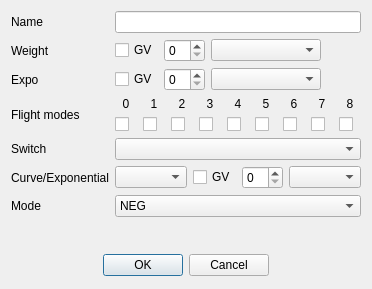
Old version of the form src/expodialog.ui in the repository roberto1903/companion9x.
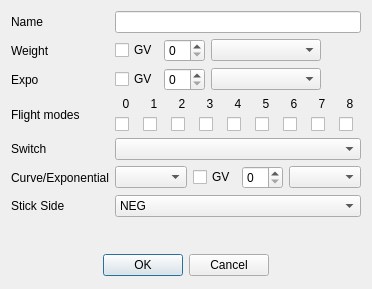
New version of the form. Icons and pictures are not drawn.

Diff of the .ui file:
```diff
--- a/src/expodialog.ui
+++ b/src/expodialog.ui
@@ -346,7 +346,7 @@
    <item row="6" column="0">
     <widget class="QLabel" name="label_9">
      <property name="text">
-      <string>Mode</string>
+      <string>Stick Side</string>
      </property>
     </widget>
    </item>
```
